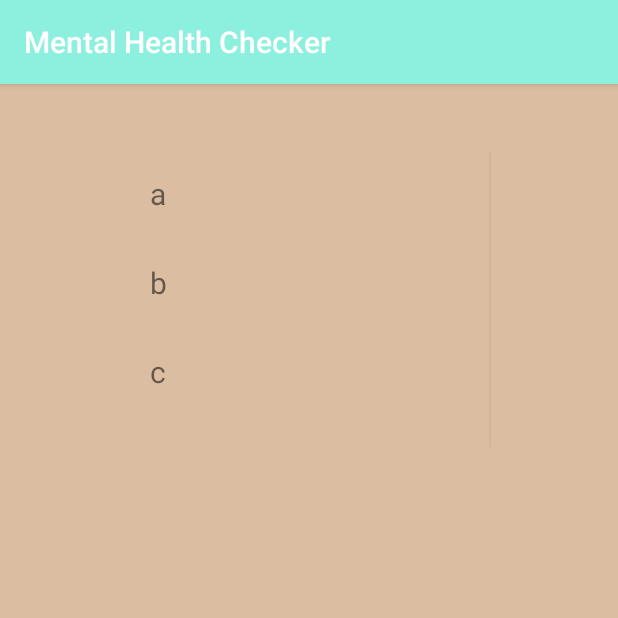
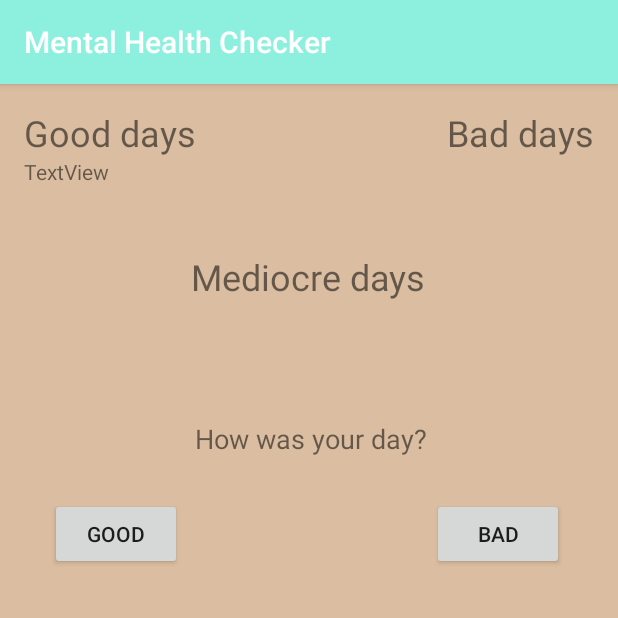
Before and after one commit to Amarite1/qhacks17, an Android app: the screen it shows after launch (MainActivity), on a phone screen of 412 x 824 dp, the top half of it. Run offline under Robolectric (Android 15) with nearby library versions, the phone set to English and light mode, and no system bars; 2 statements that could not run were skipped.

Commit message:
more ui changes

```diff
--- a/app/src/main/res/layout/activity_main.xml
+++ b/app/src/main/res/layout/activity_main.xml
@@ -10,32 +10,70 @@
     android:paddingTop="@dimen/activity_vertical_margin"
     tools:context="io.qhacks.mentalstate.MainActivity">
 
-    <LinearLayout
+    <TextView
+        android:text="Good days"
         android:layout_width="wrap_content"
         android:layout_height="wrap_content"
-        android:layout_marginTop="27dp"
+        android:id="@+id/textView2"
+        android:textSize="24sp"
         android:layout_alignParentTop="true"
-        android:layout_centerHorizontal="true">
+        android:layout_alignParentStart="true" />
 
-        <!-- A CardView that contains a TextView -->
-        <android.support.v7.widget.RecyclerView
-            android:id="@+id/my_recycler_view"
-            android:scrollbars="vertical"
-            android:layout_width="match_parent"
-            android:layout_height="match_parent" />
+    <TextView
+        android:text="Mediocre days"
+        android:layout_width="wrap_content"
+        android:layout_height="wrap_content"
+        android:layout_marginTop="63dp"
+        android:id="@+id/textView4"
+        android:textSize="24sp"
+        android:layout_below="@+id/textView2"
+        android:layout_centerHorizontal="true" />
 
-        <android.support.v7.widget.CardView
-        xmlns:card_view="http://schemas.android.com/apk/res-auto"
-        android:id="@+id/card_view"
-        android:layout_gravity="center"
-        android:layout_width="200dp"
-        android:layout_height="200dp"
-        card_view:cardCornerRadius="4dp">
+    <TextView
+        android:text="TextView"
+        android:layout_width="wrap_content"
+        android:layout_height="wrap_content"
+        android:layout_below="@+id/textView2"
+        android:layout_alignParentStart="true"
+        android:id="@+id/textView5" />
 
-            <TextView
-            android:id="@+id/info_text"
-            android:layout_width="match_parent"
-            android:layout_height="match_parent" />
-    </android.support.v7.widget.CardView>
-</LinearLayout>
+    <TextView
+        android:text="How was your day?"
+        android:layout_width="wrap_content"
+        android:layout_height="wrap_content"
+        android:id="@+id/textView6"
+        android:textSize="18sp"
+        android:textAlignment="center"
+        android:layout_marginTop="79dp"
+        android:layout_below="@+id/textView4"
+        android:layout_alignEnd="@+id/textView4" />
+
+    <Button
+        android:text="Good"
+        android:layout_width="wrap_content"
+        android:layout_height="wrap_content"
+        android:id="@+id/button2"
+        android:layout_below="@+id/textView6"
+        android:layout_alignEnd="@+id/textView2"
+        android:layout_marginEnd="9dp"
+        android:layout_marginTop="27dp" />
+
+    <Button
+        android:text="Bad"
+        android:layout_width="wrap_content"
+        android:layout_height="wrap_content"
+        android:id="@+id/button4"
+        android:layout_marginEnd="20dp"
+        android:layout_alignBaseline="@+id/button2"
+        android:layout_alignBottom="@+id/button2"
+        android:layout_alignParentEnd="true" />
+
+    <TextView
+        android:text="Bad days"
+        android:layout_width="wrap_content"
+        android:layout_height="wrap_content"
+        android:id="@+id/textView3"
+        android:textSize="24sp"
+        android:layout_alignParentTop="true"
+        android:layout_alignParentEnd="true" />
 </RelativeLayout>
```
